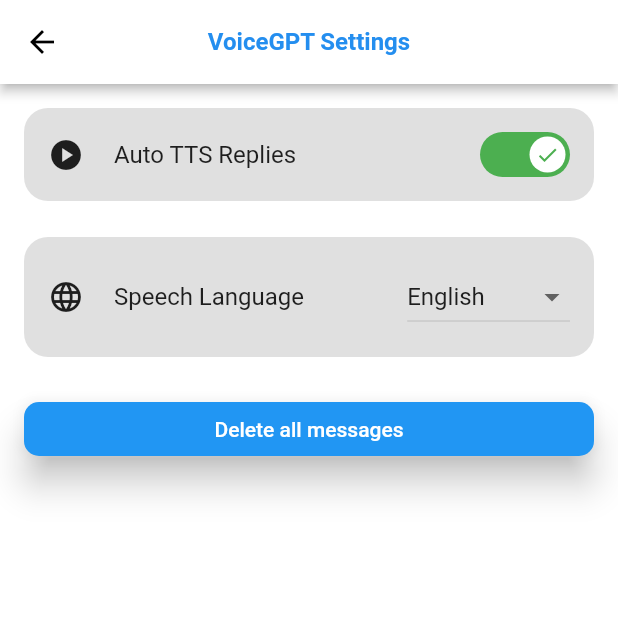
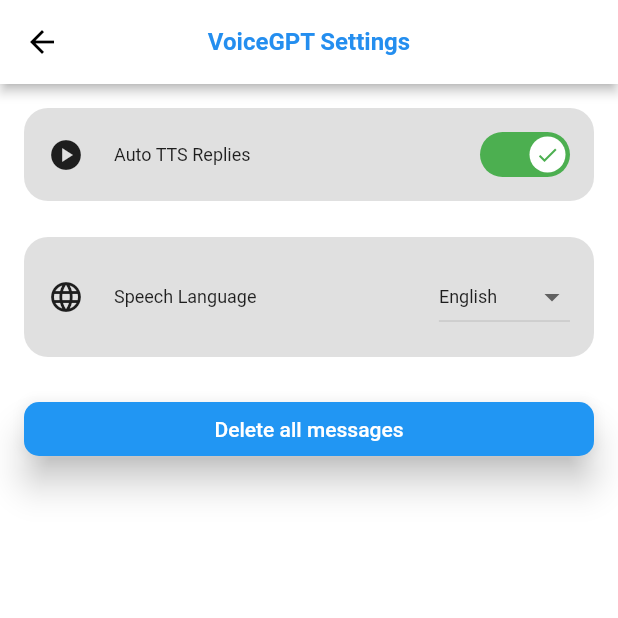
Before and after one commit to luong07734/lettutor, a Flutter app: the SettingsScreen screen opened directly, on a phone screen of 412 x 824 dp, the top half of it. Run offline on Flutter 3.47's test engine with Material 2 defaults, Android fonts, the phone set to English and light mode, and no system bars; our stand-ins replace chewie, country_picker, curved_navigation_bar, firebase_core, flutter_advanced_drawer, flutter_dotenv and 10 more; missing offline and left inert: dart_openai, flutter_facebook_auth, jitsi_meet_wrapper, multiselect, syncfusion_flutter_pdfviewer; accounts and stored records are empty; generated files the repository leaves out were written again.

Commit message:
fix overflow

```diff
--- a/lib/view/screens/chat/setting_screen.dart
+++ b/lib/view/screens/chat/setting_screen.dart
@@ -76,7 +76,7 @@ class _SettingsScreenState extends State<SettingsScreen> {
                       ),
                       Text(
                         AppLocalizations.of(context)!.autoTTS,
-                        style: TextStyle(fontSize: 16.0),
+                        style: TextStyle(fontSize: 12.0),
                       ),
                     ],
                   ),
@@ -115,7 +115,7 @@ class _SettingsScreenState extends State<SettingsScreen> {
                       Text(
                         AppLocalizations.of(context)!.speechLanguage,
                         style: TextStyle(
-                          fontSize: 16.0,
+                          fontSize: 12.0,
                         ),
                       ),
                     ],
@@ -142,7 +142,7 @@ class _SettingsScreenState extends State<SettingsScreen> {
                         value: value,
                         child: Text(
                           value,
-                          style: TextStyle(fontSize: 16.0),
+                          style: TextStyle(fontSize: 12.0),
                         ),
                       );
                     }).toList(),
--- a/lib/view/screens/home/components/upcoming_lessson.dart
+++ b/lib/view/screens/home/components/upcoming_lessson.dart
@@ -95,7 +95,7 @@ class _UpcomingLessonBannerState extends State<UpcomingLessonBanner> {
             formatLessonTime(widget.totalStudyTime),
             style: TextStyle(
               color: Colors.white,
-              fontSize: 16.0,
+              fontSize: 12.0,
               // fontWeight: FontWeight.bold,
             ),
           ),
--- a/lib/view/widgets/list_items/course_card.dart
+++ b/lib/view/widgets/list_items/course_card.dart
@@ -29,7 +29,7 @@ class CourseCard extends StatelessWidget {
                     topRight: Radius.circular(15),
                   ),
                 ),
-                height: 114,
+                height: 92,
                 width: double.infinity,
                 child: Padding(
                   padding: const EdgeInsets.all(8.0),
--- a/lib/view/widgets/view_items/rating/rating.dart
+++ b/lib/view/widgets/view_items/rating/rating.dart
@@ -24,7 +24,7 @@ class RatingWidget extends StatelessWidget {
                     ? Colors.yellow[600]
                     : Colors.grey[300]),
           ),
-        const SizedBox(width: 8.0),
+        const SizedBox(width: 4.0),
         Text(text),
       ],
     );
```
Also changed, not shown: lib/view/screens/home/home_page.dart (+11 -8 lines).
